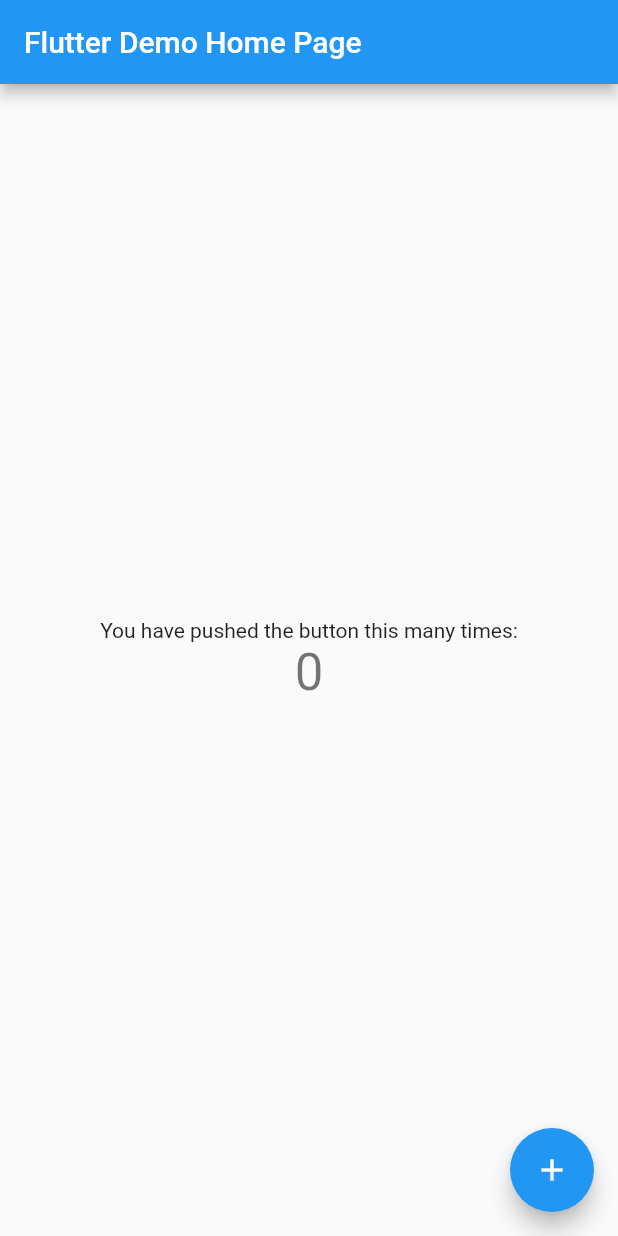
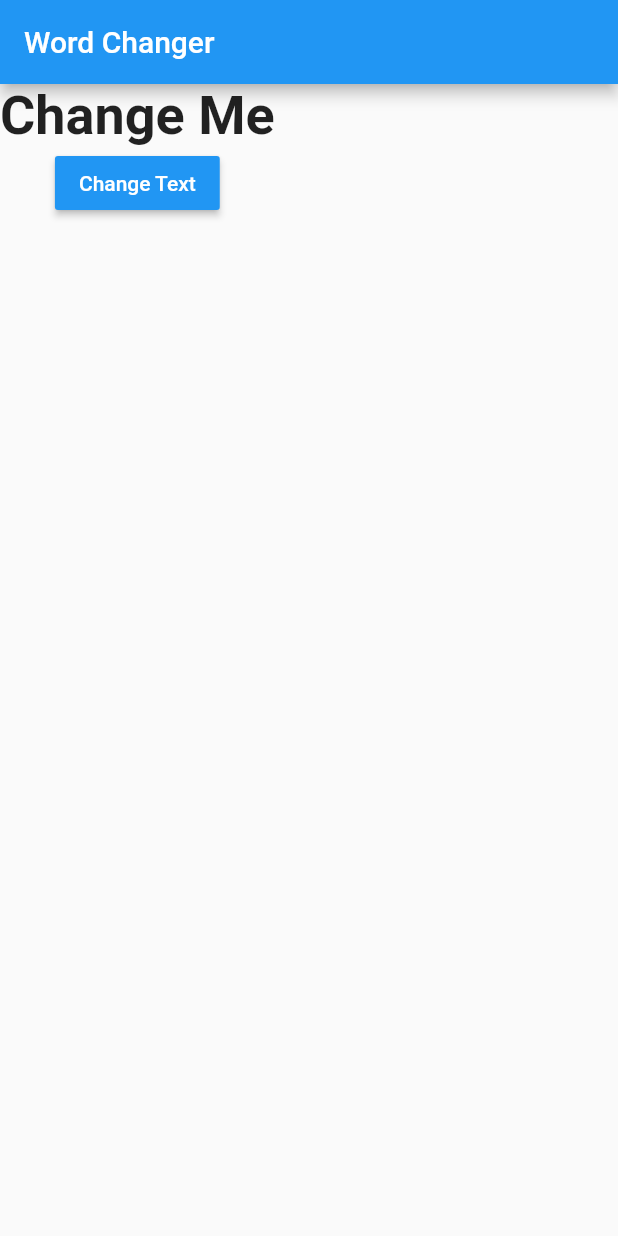
Before and after one commit to aubreyfletcher6682/dartprojects, a Flutter app: the screen it shows after launch, on a phone screen of 412 x 824 dp. Run offline on Flutter 3.47's test engine with Material 2 defaults, Android fonts, the phone set to English and light mode, and no system bars.

Commit message:
Created Flutter Assignment 1 from the Course with connections to three methods.

```diff
--- a/flutter_assignment/lib/main.dart
+++ b/flutter_assignment/lib/main.dart
@@ -1,111 +1,23 @@
+// 1) Create a new Flutter App (in this project) and output an AppBar and some text
+// below it
+// 2) Add a button which changes the text (to any other text of your choice)
+// 3) Split the app into three widgets: App, TextControl & Text
 import 'package:flutter/material.dart';
 
-void main() => runApp(MyApp());
+import './text_control.dart';
 
-class MyApp extends StatelessWidget {
-  // This widget is the root of your application.
-  @override
+ main() => runApp(FirstApp());
+
+class FirstApp extends StatelessWidget {
+@override
   Widget build(BuildContext context) {
     return MaterialApp(
-      title: 'Flutter Demo',
-      theme: ThemeData(
-        // This is the theme of your application.
-        //
-        // Try running your application with "flutter run". You'll see the
-        // application has a blue toolbar. Then, without quitting the app, try
-        // changing the primarySwatch below to Colors.green and then invoke
-        // "hot reload" (press "r" in the console where you ran "flutter run",
-        // or simply save your changes to "hot reload" in a Flutter IDE).
-        // Notice that the counter didn't reset back to zero; the application
-        // is not restarted.
-        primarySwatch: Colors.blue,
+      home: Scaffold(
+        appBar: AppBar(
+          title: Text('Word Changer'),
+        ),
+        body: TextControl(),
       ),
-      home: MyHomePage(title: 'Flutter Demo Home Page'),
     );
   }
 }
-
-class MyHomePage extends StatefulWidget {
-  MyHomePage({Key key, this.title}) : super(key: key);
-
-  // This widget is the home page of your application. It is stateful, meaning
-  // that it has a State object (defined below) that contains fields that affect
-  // how it looks.
-
-  // This class is the configuration for the state. It holds the values (in this
-  // case the title) provided by the parent (in this case the App widget) and
-  // used by the build method of the State. Fields in a Widget subclass are
-  // always marked "final".
-
-  final String title;
-
-  @override
-  _MyHomePageState createState() => _MyHomePageState();
-}
-
-class _MyHomePageState extends State<MyHomePage> {
-  int _counter = 0;
-
-  void _incrementCounter() {
-    setState(() {
-      // This call to setState tells the Flutter framework that something has
-      // changed in this State, which causes it to rerun the build method below
-      // so that the display can reflect the updated values. If we changed
-      // _counter without calling setState(), then the build method would not be
-      // called again, and so nothing would appear to happen.
-      _counter++;
-    });
-  }
-
-  @override
-  Widget build(BuildContext context) {
-    // This method is rerun every time setState is called, for instance as done
-    // by the _incrementCounter method above.
-    //
-    // The Flutter framework has been optimized to make rerunning build methods
-    // fast, so that you can just rebuild anything that needs updating rather
-    // than having to individually change instances of widgets.
-    return Scaffold(
-      appBar: AppBar(
-        // Here we take the value from the MyHomePage object that was created by
-        // the App.build method, and use it to set our appbar title.
-        title: Text(widget.title),
-      ),
-      body: Center(
-        // Center is a layout widget. It takes a single child and positions it
-        // in the middle of the parent.
-        child: Column(
-          // Column is also a layout widget. It takes a list of children and
-          // arranges them vertically. By default, it sizes itself to fit its
-          // children horizontally, and tries to be as tall as its parent.
-          //
-          // Invoke "debug painting" (press "p" in the console, choose the
-          // "Toggle Debug Paint" action from the Flutter Inspector in Android
-          // Studio, or the "Toggle Debug Paint" command in Visual Studio Code)
-          // to see the wireframe for each widget.
-          //
-          // Column has various properties to control how it sizes itself and
-          // how it positions its children. Here we use mainAxisAlignment to
-          // center the children vertically; the main axis here is the vertical
-          // axis because Columns are vertical (the cross axis would be
-          // horizontal).
-          mainAxisAlignment: MainAxisAlignment.center,
-          children: <Widget>[
-            Text(
-              'You have pushed the button this many times:',
-            ),
-            Text(
-              '$_counter',
-              style: Theme.of(context).textTheme.headline4,
-            ),
-          ],
-        ),
-      ),
-      floatingActionButton: FloatingActionButton(
-        onPressed: _incrementCounter,
-        tooltip: 'Increment',
-        child: Icon(Icons.add),
-      ), // This trailing comma makes auto-formatting nicer for build methods.
-    );
-  }
-}
--- /dev/null
+++ b/flutter_assignment/lib/text_control.dart
@@ -0,0 +1,33 @@
+import "package:flutter/material.dart";
+
+import './text_output.dart';
+
+class TextControl extends StatefulWidget {
+  @override
+  State<StatefulWidget> createState() {
+    return _TextControlState();
+  }
+}
+
+class _TextControlState extends State<TextControl> {
+  String _words = 'Change Me';
+
+  @override
+  Widget build(BuildContext context) {
+    return Column(
+      children: [
+        TextOutput(_words),
+        RaisedButton(
+          color: Colors.blue,
+          textColor: Colors.white,
+          onPressed: () {
+            setState(() {
+              _words = 'I\'ve Changed!';
+            });
+          },
+          child: Text('Change Text'),
+        )
+      ],
+    );
+  }
+}
--- /dev/null
+++ b/flutter_assignment/lib/text_output.dart
@@ -0,0 +1,16 @@
+import 'package:flutter/material.dart';
+
+class TextOutput extends StatelessWidget {
+  final String mainText;
+
+  TextOutput(this.mainText);
+
+  @override
+  Widget build(BuildContext context) {
+    return Text(
+      mainText,
+      style: TextStyle(fontSize: 36, fontWeight: FontWeight.bold),
+      textAlign: TextAlign.center,
+    );
+  }
+}
--- a/flutter_assignment/pubspec.yaml
+++ b/flutter_assignment/pubspec.yaml
@@ -14,7 +14,8 @@ description: A new Flutter project.
 version: 1.0.0+1
 
 environment:
-  sdk: ">=2.1.0 <3.0.0"
+ # sdk: ">=2.1.0 <3.0.0"
+ sdk: ">=2.3.0 <3.0.0"
 
 dependencies:
   flutter:
```
Also changed, not shown: 1 other file.
